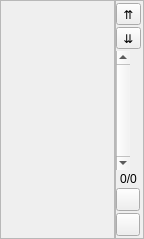
Qt form src/datawidgetinterface.ui (IoeCmcomc/MCDatapacker) before a commit.
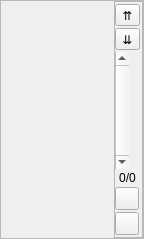
The same form after that commit. Icons and pictures are not drawn.

Commit message:
[Impl] Add sliding animation to DataWidgetInterface's sidebar
DataWidgetInterface's baseclass will now be QFrame instead of QWidget

Patch:
```diff
--- a/src/datawidgetinterface.ui
+++ b/src/datawidgetinterface.ui
@@ -1,7 +1,7 @@
 <?xml version="1.0" encoding="UTF-8"?>
 <ui version="4.0">
  <class>DataWidgetInterface</class>
- <widget class="QWidget" name="DataWidgetInterface">
+ <widget class="QFrame" name="DataWidgetInterface">
   <property name="geometry">
    <rect>
     <x>0</x>
@@ -16,6 +16,12 @@
   <property name="windowTitle">
    <string>Edit records</string>
   </property>
+  <property name="frameShape">
+   <enum>QFrame::StyledPanel</enum>
+  </property>
+  <property name="frameShadow">
+   <enum>QFrame::Sunken</enum>
+  </property>
   <layout class="QHBoxLayout" name="horizontalLayout">
    <property name="spacing">
     <number>0</number>
@@ -34,6 +40,12 @@
    </property>
    <item>
     <widget class="QScrollArea" name="scrollArea">
+     <property name="mouseTracking">
+      <bool>true</bool>
+     </property>
+     <property name="frameShape">
+      <enum>QFrame::NoFrame</enum>
+     </property>
      <property name="widgetResizable">
       <bool>true</bool>
      </property>
```
The commit also changes 3 other files.
